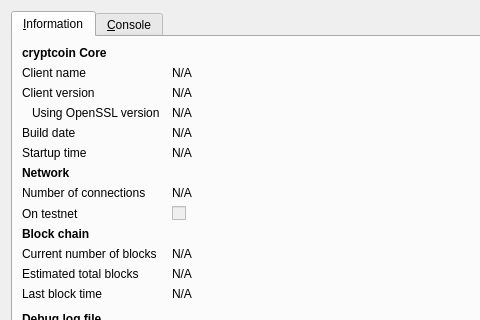
Qt form src/qt/forms/rpcconsole.ui (WeAreSatoshi/WeAreSatoshi2) before a commit; both pictures show x 0 to 480 and y 0 to 320 of the 740 by 450 pixel window.
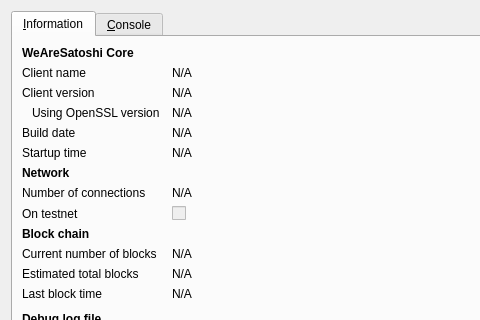
The same form after that commit. Icons and pictures are not drawn.

```diff
--- a/src/qt/forms/rpcconsole.ui
+++ b/src/qt/forms/rpcconsole.ui
@@ -36,7 +36,7 @@
           </font>
          </property>
          <property name="text">
-          <string>cryptcoin Core</string>
+          <string>WeAreSatoshi Core</string>
          </property>
         </widget>
        </item>
```
Left out of the diff: 6 changed lines with no effect on the pictures.
